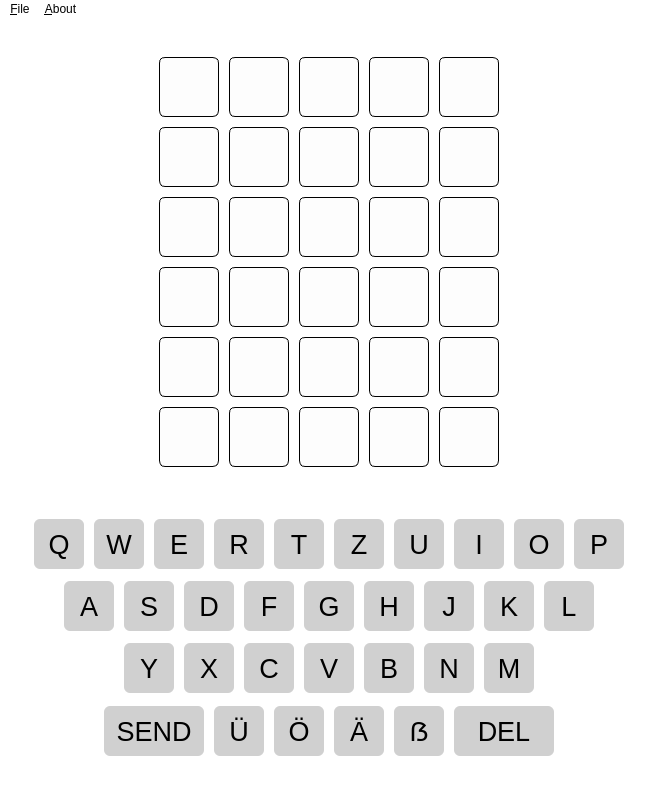
The window that pywordle/view/ui/static/main_window.ui (TutorExilius/pyWordle) describes before a commit, drawn with Qt 5.
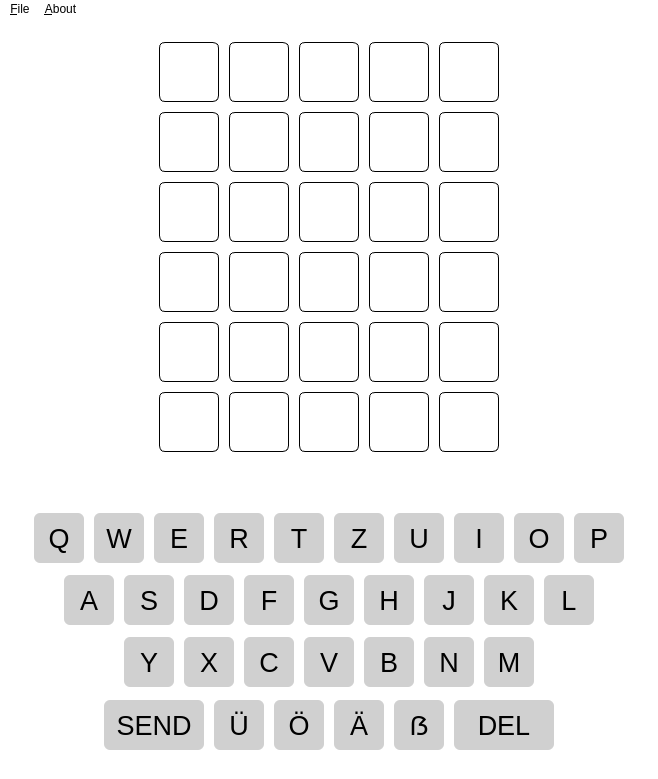
The same window after the commit.

Commit message: feat: some fixed, refactoring + implement validation + colorize + dialogs

Patch:
```diff
--- a/pywordle/view/ui/static/main_window.ui
+++ b/pywordle/view/ui/static/main_window.ui
@@ -7,7 +7,7 @@
     <x>0</x>
     <y>0</y>
     <width>658</width>
-    <height>791</height>
+    <height>779</height>
    </rect>
   </property>
   <property name="windowTitle">
@@ -132,7 +132,7 @@
                  <property name="styleSheet">
                   <string notr="true">QPushButton
 {
-background-color: #fdfdfd;
+background-color: white;
 color: black;
 border: 1px solid black;
 border-radius: 6px;
@@ -170,7 +170,7 @@
                  <property name="styleSheet">
                   <string notr="true">QPushButton
 {
-background-color: #fdfdfd;
+background-color: white;
 color: black;
 border: 1px solid black;
 border-radius: 6px;
@@ -208,7 +208,7 @@
                  <property name="styleSheet">
                   <string notr="true">QPushButton
 {
-background-color: #fdfdfd;
+background-color: white;
 color: black;
 border: 1px solid black;
 border-radius: 6px;
@@ -246,7 +246,7 @@
                  <property name="styleSheet">
                   <string notr="true">QPushButton
 {
-background-color: #fdfdfd;
+background-color: white;
 color: black;
 border: 1px solid black;
 border-radius: 6px;
@@ -284,7 +284,7 @@
                  <property name="styleSheet">
                   <string notr="true">QPushButton
 {
-background-color: #fdfdfd;
+background-color: white;
 color: black;
 border: 1px solid black;
 border-radius: 6px;
@@ -349,7 +349,7 @@
                  <property name="styleSheet">
                   <string notr="true">QPushButton
 {
-background-color: #fdfdfd;
+background-color: white;
 color: black;
 border: 1px solid black;
 border-radius: 6px;
@@ -387,7 +387,7 @@
                  <property name="styleSheet">
                   <string notr="true">QPushButton
 {
-background-color: #fdfdfd;
+background-color: white;
 color: black;
 border: 1px solid black;
 border-radius: 6px;
@@ -425,7 +425,7 @@
                  <property name="styleSheet">
                   <string notr="true">QPushButton
 {
-background-color: #fdfdfd;
+background-color: white;
 color: black;
 border: 1px solid black;
 border-radius: 6px;
@@ -472,7 +472,7 @@
                  <property name="styleSheet">
                   <string notr="true">QPushButton
 {
-background-color: #fdfdfd;
+background-color: white;
 color: black;
 border: 1px solid black;
 border-radius: 6px;
@@ -510,7 +510,7 @@
                  <property name="styleSheet">
                   <string notr="true">QPushButton
 {
-background-color: #fdfdfd;
+background-color: white;
 color: black;
 border: 1px solid black;
 border-radius: 6px;
@@ -575,7 +575,7 @@
                  <property name="styleSheet">
                   <string notr="true">QPushButton
 {
-background-color: #fdfdfd;
+background-color: white;
 color: black;
 border: 1px solid black;
 border-radius: 6px;
@@ -613,7 +613,7 @@
                  <property name="styleSheet">
                   <string notr="true">QPushButton
 {
-background-color: #fdfdfd;
+background-color: white;
 color: black;
 border: 1px solid black;
 border-radius: 6px;
@@ -651,7 +651,7 @@
                  <property name="styleSheet">
                   <string notr="true">QPushButton
 {
-background-color: #fdfdfd;
+background-color: white;
 color: black;
 border: 1px solid black;
 border-radius: 6px;
@@ -689,7 +689,7 @@
                  <property name="styleSheet">
                   <string notr="true">QPushButton
 {
-background-color: #fdfdfd;
+background-color: white;
 color: black;
 border: 1px solid black;
 border-radius: 6px;
@@ -727,7 +727,7 @@
                  <property name="styleSheet">
                   <string notr="true">QPushButton
 {
-background-color: #fdfdfd;
+background-color: white;
 color: black;
 border: 1px solid black;
 border-radius: 6px;
@@ -792,7 +792,7 @@
                  <property name="styleSheet">
                   <string notr="true">QPushButton
 {
-background-color: #fdfdfd;
+background-color: white;
 color: black;
 border: 1px solid black;
 border-radius: 6px;
@@ -830,7 +830,7 @@
                  <property name="styleSheet">
                   <string notr="true">QPushButton
 {
-background-color: #fdfdfd;
+background-color: white;
 color: black;
 border: 1px solid black;
 border-radius: 6px;
@@ -868,7 +868,7 @@
                  <property name="styleSheet">
                   <string notr="true">QPushButton
 {
-background-color: #fdfdfd;
+background-color: white;
 color: black;
 border: 1px solid black;
 border-radius: 6px;
@@ -906,7 +906,7 @@
                  <property name="styleSheet">
                   <string notr="true">QPushButton
 {
-background-color: #fdfdfd;
+background-color: white;
 color: black;
 border: 1px solid black;
 border-radius: 6px;
@@ -944,7 +944,7 @@
                  <property name="styleSheet">
                   <string notr="true">QPushButton
 {
-background-color: #fdfdfd;
+background-color: white;
 color: black;
 border: 1px solid black;
 border-radius: 6px;
@@ -1009,7 +1009,7 @@
                  <property name="styleSheet">
                   <string notr="true">QPushButton
 {
-background-color: #fdfdfd;
+background-color: white;
 color: black;
 border: 1px solid black;
 border-radius: 6px;
@@ -1047,7 +1047,7 @@
                  <property name="styleSheet">
                   <string notr="true">QPushButton
 {
-background-color: #fdfdfd;
+background-color: white;
 color: black;
 border: 1px solid black;
 border-radius: 6px;
@@ -1085,7 +1085,7 @@
                  <property name="styleSheet">
                   <string notr="true">QPushButton
 {
-background-color: #fdfdfd;
+background-color: white;
 color: black;
 border: 1px solid black;
 border-radius: 6px;
@@ -1123,7 +1123,7 @@
                  <property name="styleSheet">
                   <string notr="true">QPushButton
 {
-background-color: #fdfdfd;
+background-color: white;
 color: black;
 border: 1px solid black;
 border-radius: 6px;
@@ -1161,7 +1161,7 @@
                  <property name="styleSheet">
                   <string notr="true">QPushButton
 {
-background-color: #fdfdfd;
+background-color: white;
 color: black;
 border: 1px solid black;
 border-radius: 6px;
@@ -1226,7 +1226,7 @@
                  <property name="styleSheet">
                   <string notr="true">QPushButton
 {
-background-color: #fdfdfd;
+background-color: white;
 color: black;
 border: 1px solid black;
 border-radius: 6px;
@@ -1264,7 +1264,7 @@
                  <property name="styleSheet">
                   <string notr="true">QPushButton
 {
-background-color: #fdfdfd;
+background-color: white;
 color: black;
 border: 1px solid black;
 border-radius: 6px;
@@ -1302,7 +1302,7 @@
                  <property name="styleSheet">
                   <string notr="true">QPushButton
 {
-background-color: #fdfdfd;
+background-color: white;
 color: black;
 border: 1px solid black;
 border-radius: 6px;
@@ -1340,7 +1340,7 @@
                  <property name="styleSheet">
                   <string notr="true">QPushButton
 {
-background-color: #fdfdfd;
+background-color: white;
 color: black;
 border: 1px solid black;
 border-radius: 6px;
@@ -1378,7 +1378,7 @@
                  <property name="styleSheet">
                   <string notr="true">QPushButton
 {
-background-color: #fdfdfd;
+background-color: white;
 color: black;
 border: 1px solid black;
 border-radius: 6px;
@@ -1424,6 +1424,7 @@
      </layout>
     </item>
     <item>
+     <widget class="QFrame" name="frame_inputs">
      <layout class="QHBoxLayout" name="horizontalLayout">
       <item>
        <spacer name="horizontalSpacer_4">
@@ -2703,6 +2704,7 @@
        </spacer>
       </item>
      </layout>
+     </widget>
     </item>
     <item>
      <spacer name="verticalSpacer_2">
```
Left out of the diff: 60 changed lines with no effect on the pictures. Lines whose indentation alone changed are shown as unchanged. The commit also changes 2 other files.
